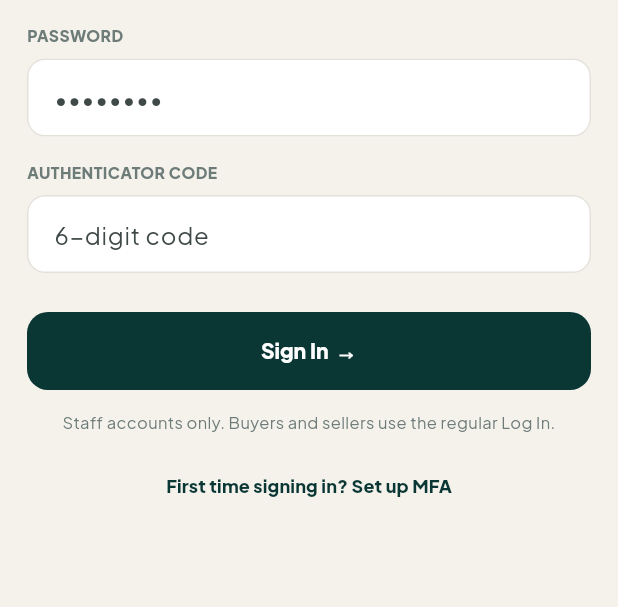
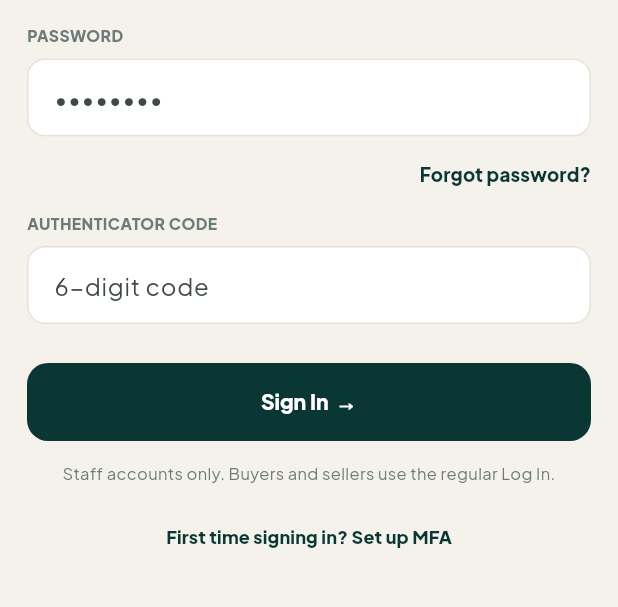
Before and after one commit to talalscorpions-dotcom/Aqary33, a Flutter app: the AdminLoginScreen screen opened directly, on a phone screen of 412 x 824 dp, the part 480-1087 px from its top. Run offline on Flutter 3.47's test engine with Material 3 defaults, Android fonts, the phone set to English and light mode, and no system bars; our stand-ins replace google_fonts, shared_preferences; accounts and stored records are empty.

Commit message:
Add forgot-password link to Admin Login
The backend already handled this — /auth/forgot-password and
/auth/reset-password have no role restriction, matching any user by
email or phone — but AdminLoginScreen never exposed the link, unlike
the regular LoginScreen. Reuses the same ForgotPasswordScreen.

Verified end-to-end against a real Postgres + running server: bootstrapped
an admin, enrolled MFA, reset the password via the forgot-password flow,
confirmed the old password is rejected and the new one logs in
successfully with the same MFA secret (a password reset doesn't touch
mfa_enabled/mfa_secret, so 2FA survives it, as it should).

Co-Authored-By: Claude Sonnet 5 <noreply@anthropic.com>
Claude-Session: https://claude.ai/code/session_01H6oahvENe6WVsJQjenBGDc

```diff
--- a/aqary_app/lib/screens/admin/admin_login_screen.dart
+++ b/aqary_app/lib/screens/admin/admin_login_screen.dart
@@ -2,6 +2,7 @@ import 'package:flutter/material.dart';
 import '../../services/api_client.dart';
 import '../../services/auth_service.dart';
 import '../../theme/app_theme.dart';
+import '../onboarding/forgot_password_screen.dart';
 import 'admin_mfa_enroll_screen.dart';
 import 'admin_shell.dart';
 
@@ -87,6 +88,28 @@ class _AdminLoginScreenState extends State<AdminLoginScreen> {
                 controller: _password,
                 obscure: true,
                 validator: (v) => (v == null || v.isEmpty) ? 'Required' : null,
+              ),
+              Align(
+                alignment: Alignment.centerRight,
+                child: Padding(
+                  padding: const EdgeInsets.only(bottom: 16),
+                  child: TextButton(
+                    onPressed: () => Navigator.push(
+                      context,
+                      MaterialPageRoute(
+                          builder: (_) => ForgotPasswordScreen(initialEmail: _email.text.trim())),
+                    ),
+                    style: TextButton.styleFrom(
+                      padding: EdgeInsets.zero,
+                      minimumSize: const Size(0, 0),
+                      tapTargetSize: MaterialTapTargetSize.shrinkWrap,
+                    ),
+                    child: const Text(
+                      'Forgot password?',
+                      style: TextStyle(fontSize: 12.5, fontWeight: FontWeight.w800, color: AppColors.tealDark),
+                    ),
+                  ),
+                ),
               ),
               _Field(
                 label: 'Authenticator Code',
```
